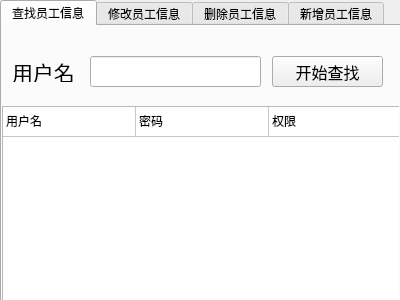
First picture: the form in ElecSystem/superadmin.ui, repository RongjunZhou/ElecSys, before the edit.
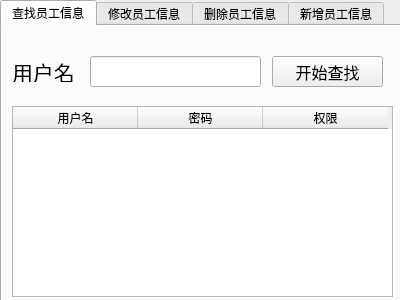
Second picture: the form after the edit. The open tabs and pages were chosen to show the change.

Commit message: fix.优化Admin

```diff
--- a/ElecSystem/superadmin.ui
+++ b/ElecSystem/superadmin.ui
@@ -98,23 +98,23 @@
     <widget class="QTableWidget" name="sTable">
      <property name="geometry">
       <rect>
-       <x>0</x>
+       <x>10</x>
        <y>80</y>
-       <width>411</width>
-       <height>201</height>
+       <width>381</width>
+       <height>191</height>
       </rect>
      </property>
      <property name="rowCount">
-      <number>1</number>
+      <number>0</number>
      </property>
      <property name="columnCount">
       <number>3</number>
      </property>
      <attribute name="horizontalHeaderVisible">
-      <bool>false</bool>
+      <bool>true</bool>
      </attribute>
      <attribute name="horizontalHeaderDefaultSectionSize">
-      <number>133</number>
+      <number>125</number>
      </attribute>
      <attribute name="horizontalHeaderHighlightSections">
       <bool>true</bool>
@@ -122,29 +122,21 @@
      <attribute name="verticalHeaderVisible">
       <bool>false</bool>
      </attribute>
-     <row>
-      <property name="text">
-       <string>label</string>
-      </property>
-     </row>
-     <column/>
-     <column/>
-     <column/>
-     <item row="0" column="0">
+     <column>
       <property name="text">
        <string>用户名</string>
       </property>
-     </item>
-     <item row="0" column="1">
+     </column>
+     <column>
       <property name="text">
        <string>密码</string>
       </property>
-     </item>
-     <item row="0" column="2">
+     </column>
+     <column>
       <property name="text">
        <string>权限</string>
       </property>
-     </item>
+     </column>
     </widget>
    </widget>
    <widget class="QWidget" name="fixREC">
```
Left out of the diff: 2 changed lines with no effect on the pictures. The commit also changes 2 other files.
